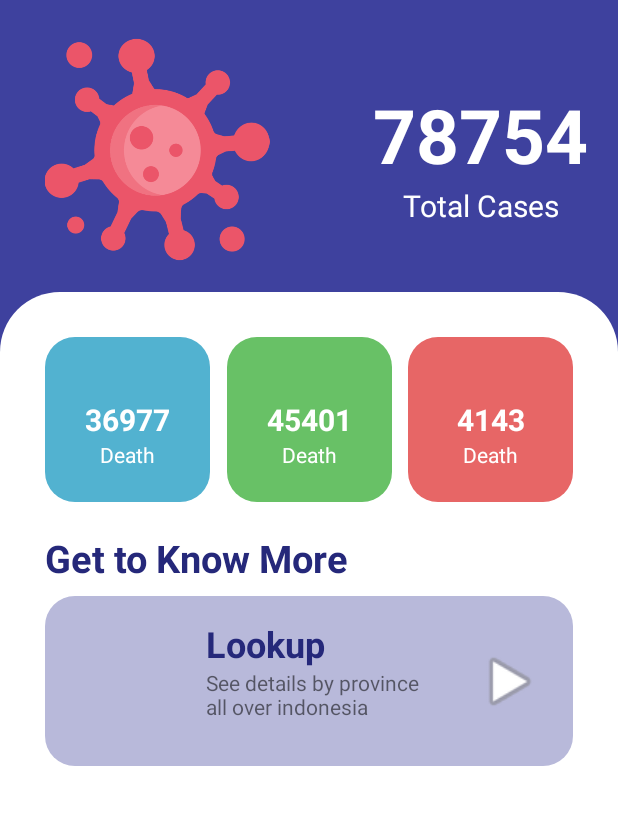
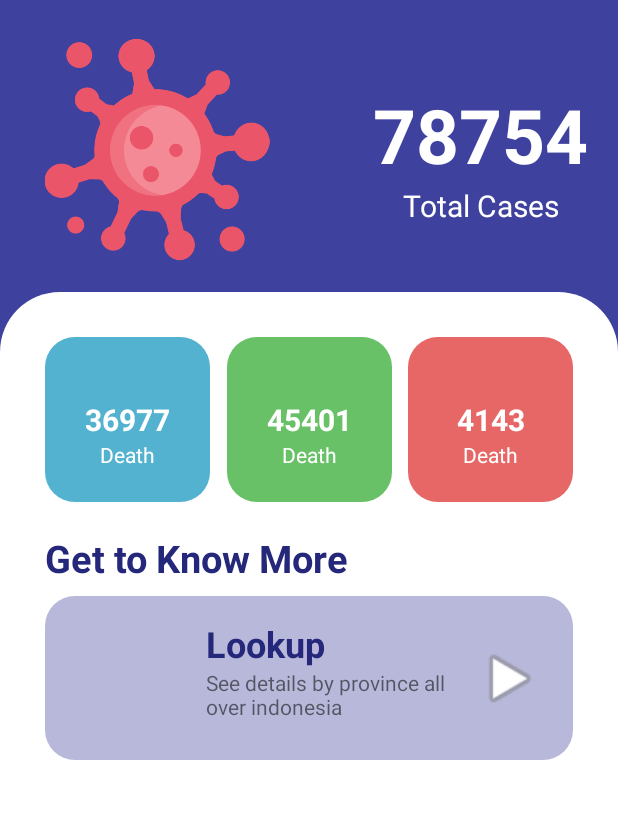
Before and after one commit to randiadiel/bncc-application-gojek-bootcamp, an Android app: the screen it shows after launch (MainActivity), on a phone screen of 412 x 824 dp, the part 159-984 px from its top. Run offline under Robolectric (Android 15) with nearby library versions, the phone set to English and light mode, and no system bars.

```diff
--- a/app/src/main/java/com/example/bnccapplication/MainActivity.kt
+++ b/app/src/main/java/com/example/bnccapplication/MainActivity.kt
@@ -7,10 +7,13 @@ import android.os.Bundle
 import android.widget.Button
 
 class MainActivity : AppCompatActivity() {
+    companion object {
+        const val extra = "Extra"
+    }
     override fun onCreate(savedInstanceState: Bundle?) {
         super.onCreate(savedInstanceState)
         setContentView(R.layout.activity_main)
-        val btnLookup = findViewById<Button>(R.id.btn_lookup)
+        val btnLookup = findViewById<Button>(R.id.btn_main_lookup)
         btnLookup.setOnClickListener {
             openLookupActivity()
         }
@@ -21,7 +24,9 @@ class MainActivity : AppCompatActivity() {
         }
     }
     private fun openLookupActivity() {
-        val intent = Intent(this,LookupActivity::class.java)
+        val intent = Intent(this,LookupActivity::class.java).apply {
+            putExtra(extra, "Message From MainActivity")
+        }
         startActivity(intent)
     }
     private fun actionDial() {
--- a/app/src/main/res/layout/activity_main.xml
+++ b/app/src/main/res/layout/activity_main.xml
@@ -205,10 +205,10 @@
                 app:layout_constraintBottom_toBottomOf="parent"
                 app:layout_constraintStart_toStartOf="parent"
                 app:layout_constraintTop_toTopOf="parent"
-                tools:src="@tools:sample/avatars" />
+                tools:src="@mipmap/ic_launcher" />
 
             <TextView
-                android:id="@+id/textView8"
+                android:id="@+id/tv_main_lookupTitle"
                 android:layout_width="wrap_content"
                 android:layout_height="wrap_content"
                 android:layout_marginStart="24dp"
@@ -220,15 +220,15 @@
                 app:layout_constraintTop_toTopOf="parent" />
 
             <TextView
-                android:id="@+id/textView9"
-                android:layout_width="150dp"
-                android:layout_height="50dp"
+                android:id="@+id/tv_main_lookupDesc"
+                android:layout_width="185dp"
+                android:layout_height="46dp"
                 android:text="See details by province all over indonesia"
-                app:layout_constraintStart_toStartOf="@+id/textView8"
-                app:layout_constraintTop_toBottomOf="@+id/textView8" />
+                app:layout_constraintStart_toStartOf="@+id/tv_main_lookupTitle"
+                app:layout_constraintTop_toBottomOf="@+id/tv_main_lookupTitle" />
 
             <Button
-                android:id="@+id/btn_lookup"
+                android:id="@+id/btn_main_lookup"
                 android:layout_width="45dp"
                 android:layout_height="47dp"
                 android:layout_marginEnd="4dp"
```
Also changed, not shown: app/src/main/java/com/example/bnccapplication/LookupActivity.kt (+14 -0 lines), app/src/main/res/layout/activity_lookup.xml (+32 -0 lines).
